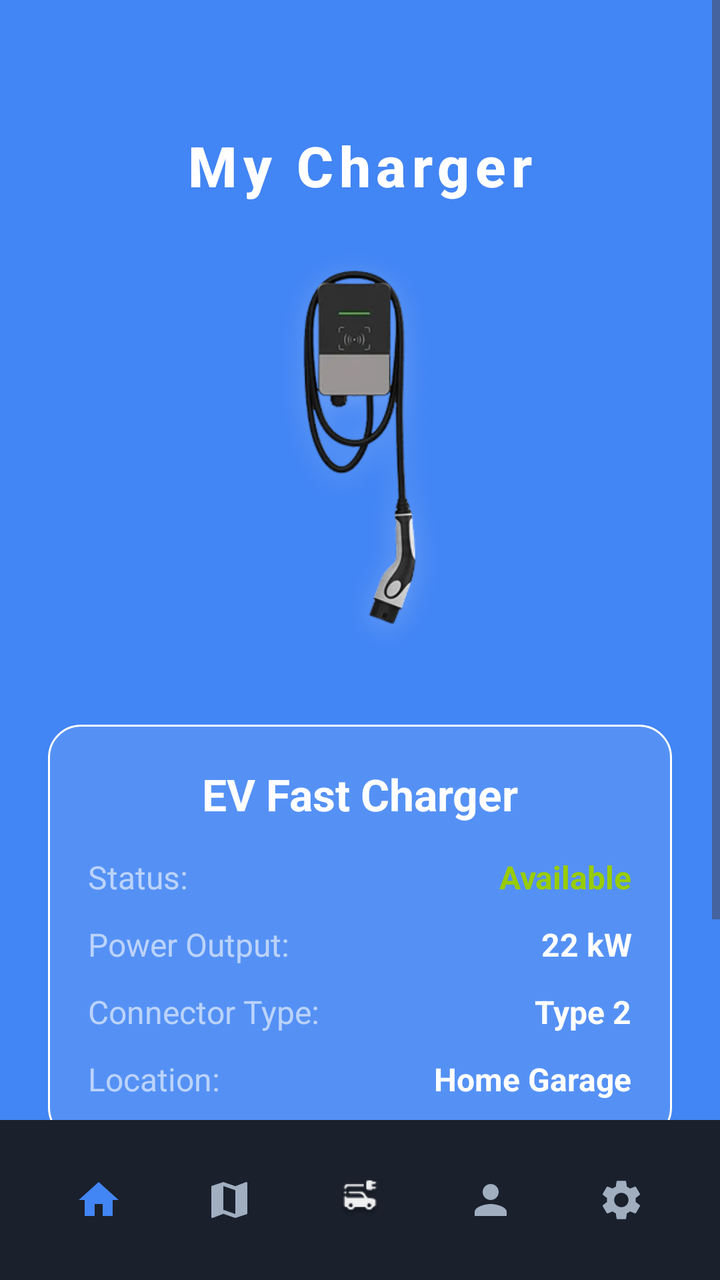
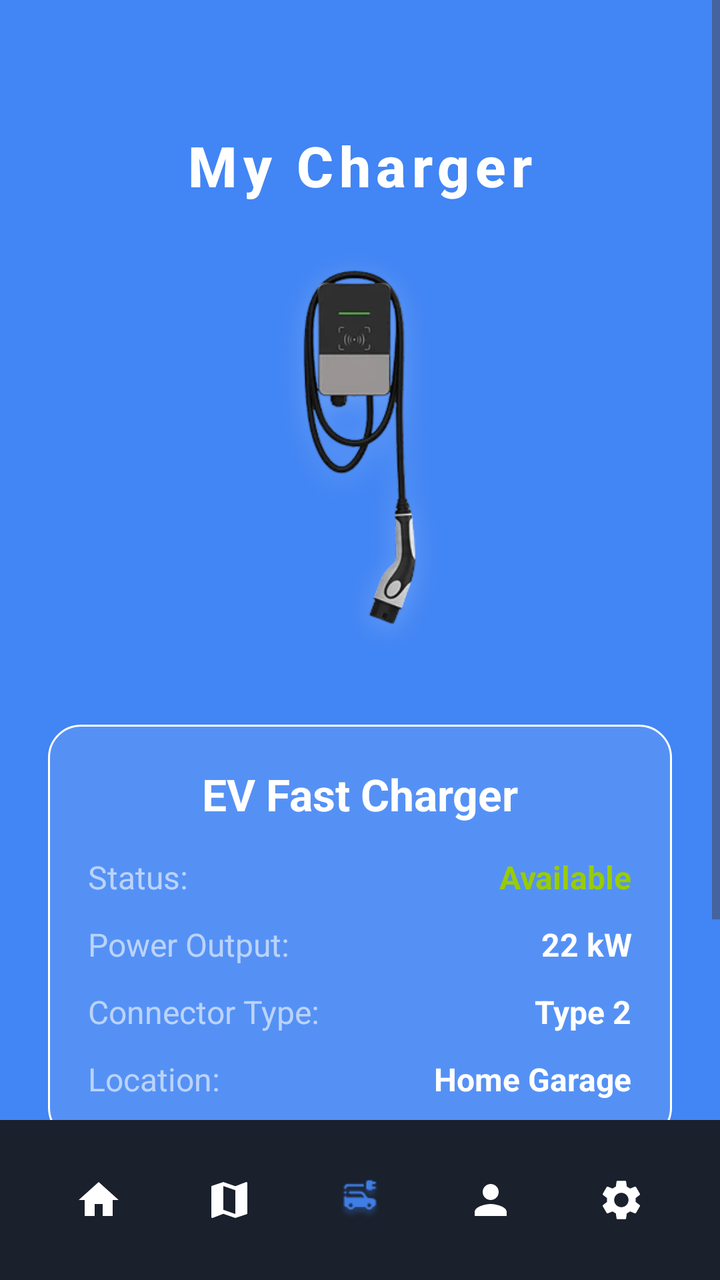

Screens rendered from an Android XML layout before and after an edit, with the pre-edit source and the edit as a unified diff.
<!-- AndroidManifest.xml: activity theme Theme.Gridly.NoActionBar -->
<!-- res/layout/activity_my_charger.xml -->
<?xml version="1.0" encoding="utf-8"?>
<androidx.constraintlayout.widget.ConstraintLayout xmlns:android="http://schemas.android.com/apk/res/android"
    xmlns:app="http://schemas.android.com/apk/res-auto"
    xmlns:tools="http://schemas.android.com/tools"
    android:layout_width="match_parent"
    android:layout_height="match_parent"
    android:background="@color/splash_background"
    tools:context=".MyChargerActivity">

    <ScrollView
        android:id="@+id/content_scroll"
        android:layout_width="match_parent"
        android:layout_height="0dp"
        android:fillViewport="true"
        app:layout_constraintTop_toTopOf="parent"
        app:layout_constraintBottom_toTopOf="@id/bottom_navigation"
        app:layout_constraintStart_toStartOf="parent"
        app:layout_constraintEnd_toEndOf="parent">

        <androidx.constraintlayout.widget.ConstraintLayout
            android:id="@+id/my_charger_main"
            android:layout_width="match_parent"
            android:layout_height="wrap_content"
            android:padding="24dp">

        
        <TextView
            android:id="@+id/page_title"
            android:layout_width="wrap_content"
            android:layout_height="wrap_content"
            android:layout_marginTop="40dp"
            android:text="My Charger"
            android:textColor="@android:color/white"
            android:textSize="28sp"
            android:textStyle="bold"
            android:fontFamily="sans-serif-medium"
            android:letterSpacing="0.1"
            app:layout_constraintEnd_toEndOf="parent"
            app:layout_constraintStart_toStartOf="parent"
            app:layout_constraintTop_toTopOf="parent" />

        

            

            <ImageView
                android:id="@+id/charger_image"
                android:layout_width="190dp"
                android:layout_height="209dp"
                android:layout_marginTop="20dp"
                android:contentDescription="My Charger"
                android:scaleType="centerCrop"
                android:src="@drawable/my_charger"
                app:layout_constraintEnd_toEndOf="parent"
                app:layout_constraintHorizontal_bias="0.497"
                app:layout_constraintStart_toStartOf="parent"
                app:layout_constraintTop_toBottomOf="@id/page_title" />

            <LinearLayout
            android:id="@+id/charger_details_card"
            android:layout_width="0dp"
            android:layout_height="wrap_content"
            android:layout_marginTop="32dp"
            android:background="@drawable/rounded_card_background"
            android:orientation="vertical"
            android:padding="20dp"
            app:layout_constraintEnd_toEndOf="parent"
            app:layout_constraintStart_toStartOf="parent"
            app:layout_constraintTop_toBottomOf="@id/charger_image">

            
            <TextView
                android:id="@+id/charger_name"
                android:layout_width="match_parent"
                android:layout_height="wrap_content"
                android:text="EV Fast Charger"
                android:textColor="@android:color/white"
                android:textSize="22sp"
                android:textStyle="bold"
                android:gravity="center"
                android:layout_marginBottom="16dp" />

            
            <LinearLayout
                android:layout_width="match_parent"
                android:layout_height="wrap_content"
                android:orientation="horizontal"
                android:layout_marginBottom="12dp">

                <TextView
                    android:layout_width="0dp"
                    android:layout_height="wrap_content"
                    android:layout_weight="1"
                    android:text="Status:"
                    android:textColor="@color/white_alpha_60"
                    android:textSize="16sp" />

                <TextView
                    android:id="@+id/charger_status"
                    android:layout_width="wrap_content"
                    android:layout_height="wrap_content"
                    android:text="Available"
                    android:textColor="@android:color/holo_green_light"
                    android:textSize="16sp"
                    android:textStyle="bold" />

            </LinearLayout>

            
            <LinearLayout
                android:layout_width="match_parent"
                android:layout_height="wrap_content"
                android:orientation="horizontal"
                android:layout_marginBottom="12dp">

                <TextView
                    android:layout_width="0dp"
                    android:layout_height="wrap_content"
                    android:layout_weight="1"
                    android:text="Power Output:"
                    android:textColor="@color/white_alpha_60"
                    android:textSize="16sp" />

                <TextView
                    android:id="@+id/charger_power"
                    android:layout_width="wrap_content"
                    android:layout_height="wrap_content"
                    android:text="22 kW"
                    android:textColor="@android:color/white"
                    android:textSize="16sp"
                    android:textStyle="bold" />

            </LinearLayout>

            
            <LinearLayout
                android:layout_width="match_parent"
                android:layout_height="wrap_content"
                android:orientation="horizontal"
                android:layout_marginBottom="12dp">

                <TextView
                    android:layout_width="0dp"
                    android:layout_height="wrap_content"
                    android:layout_weight="1"
                    android:text="Connector Type:"
                    android:textColor="@color/white_alpha_60"
                    android:textSize="16sp" />

                <TextView
                    android:id="@+id/charger_connector"
                    android:layout_width="wrap_content"
                    android:layout_height="wrap_content"
                    android:text="Type 2"
                    android:textColor="@android:color/white"
                    android:textSize="16sp"
                    android:textStyle="bold" />

            </LinearLayout>

            
            <LinearLayout
                android:layout_width="match_parent"
                android:layout_height="wrap_content"
                android:orientation="horizontal">

                <TextView
                    android:layout_width="0dp"
                    android:layout_height="wrap_content"
                    android:layout_weight="1"
                    android:text="Location:"
                    android:textColor="@color/white_alpha_60"
                    android:textSize="16sp" />

                <TextView
                    android:id="@+id/charger_location"
                    android:layout_width="wrap_content"
                    android:layout_height="wrap_content"
                    android:text="Home Garage"
                    android:textColor="@android:color/white"
                    android:textSize="16sp"
                    android:textStyle="bold" />

            </LinearLayout>

        </LinearLayout>

        
        <LinearLayout
            android:id="@+id/action_buttons_layout"
            android:layout_width="0dp"
            android:layout_height="wrap_content"
            android:layout_marginTop="32dp"
            android:orientation="horizontal"
            android:weightSum="2"
            app:layout_constraintEnd_toEndOf="parent"
            app:layout_constraintStart_toStartOf="parent"
            app:layout_constraintTop_toBottomOf="@id/charger_details_card">

            
            <com.google.android.material.button.MaterialButton
                android:id="@+id/start_charging_button"
                android:layout_width="0dp"
                android:layout_height="56dp"
                android:layout_weight="1"
                android:layout_marginEnd="8dp"
                android:text="Start Charging"
                android:textColor="@color/splash_background"
                android:textSize="16sp"
                android:textStyle="bold"
                android:backgroundTint="@android:color/white"
                app:cornerRadius="28dp"
                app:strokeWidth="0dp" />

            
            <com.google.android.material.button.MaterialButton
                android:id="@+id/settings_button"
                android:layout_width="0dp"
                android:layout_height="56dp"
                android:layout_weight="1"
                android:layout_marginStart="8dp"
                android:text="Settings"
                android:textColor="@android:color/white"
                android:textSize="16sp"
                android:textStyle="bold"
                android:backgroundTint="@android:color/transparent"
                app:cornerRadius="28dp"
                app:strokeWidth="2dp"
                app:strokeColor="@android:color/white" />

        </LinearLayout>

        </androidx.constraintlayout.widget.ConstraintLayout>

    </ScrollView>

    
    <androidx.constraintlayout.widget.ConstraintLayout
        android:id="@+id/bottom_navigation"
        android:layout_width="0dp"
        android:layout_height="80dp"
        android:background="@color/nav_background"
        android:paddingTop="12dp"
        android:paddingBottom="12dp"
        app:layout_constraintBottom_toBottomOf="parent"
        app:layout_constraintEnd_toEndOf="parent"
        app:layout_constraintStart_toStartOf="parent">

            
            <ImageView
                android:id="@+id/nav_home"
                android:layout_width="32dp"
                android:layout_height="32dp"
                android:src="@drawable/ic_home_filled"
                android:contentDescription="Home"
                android:background="?attr/selectableItemBackgroundBorderless"
                android:padding="4dp"
                app:layout_constraintBottom_toBottomOf="parent"
                app:layout_constraintEnd_toStartOf="@id/nav_map"
                app:layout_constraintHorizontal_chainStyle="spread"
                app:layout_constraintStart_toStartOf="parent"
                app:layout_constraintTop_toTopOf="parent" />

           
            <ImageView
                android:id="@+id/nav_history"
                android:layout_width="32dp"
                android:layout_height="32dp"
                android:src="@drawable/ic_my_charger"
                android:contentDescription="History"
                android:background="?attr/selectableItemBackgroundBorderless"
                android:padding="4dp"
                app:layout_constraintBottom_toBottomOf="parent"
                app:layout_constraintEnd_toStartOf="@id/nav_profile"
                app:layout_constraintStart_toEndOf="@id/nav_map"
                app:layout_constraintTop_toTopOf="parent" />

            
            <ImageView
                android:id="@+id/nav_map"
                android:layout_width="32dp"
                android:layout_height="32dp"
                android:src="@drawable/ic_map"
                android:contentDescription="Map"
                android:background="?attr/selectableItemBackgroundBorderless"
                android:padding="4dp"
                app:layout_constraintBottom_toBottomOf="parent"
                app:layout_constraintEnd_toStartOf="@id/nav_history"
                app:layout_constraintStart_toEndOf="@id/nav_home"
                app:layout_constraintTop_toTopOf="parent" />

            
            <ImageView
                android:id="@+id/nav_profile"
                android:layout_width="32dp"
                android:layout_height="32dp"
                android:src="@drawable/ic_profile"
                android:contentDescription="Profile"
                android:background="?attr/selectableItemBackgroundBorderless"
                android:padding="4dp"
                app:layout_constraintBottom_toBottomOf="parent"
                app:layout_constraintEnd_toStartOf="@id/nav_settings"
                app:layout_constraintStart_toEndOf="@id/nav_history"
                app:layout_constraintTop_toTopOf="parent" />

            
            <ImageView
                android:id="@+id/nav_settings"
                android:layout_width="32dp"
                android:layout_height="32dp"
                android:src="@drawable/ic_settings"
                android:contentDescription="Settings"
                android:background="?attr/selectableItemBackgroundBorderless"
                android:padding="4dp"
                app:layout_constraintBottom_toBottomOf="parent"
                app:layout_constraintEnd_toEndOf="parent"
                app:layout_constraintStart_toEndOf="@id/nav_profile"
                app:layout_constraintTop_toTopOf="parent" />

        </androidx.constraintlayout.widget.ConstraintLayout>

</androidx.constraintlayout.widget.ConstraintLayout>
<!-- resources referenced by this layout -->
<resources>
  <color name="nav_background">#1A202C</color>
  <color name="splash_background">#4285F4</color>
  <color name="white_alpha_60">#99FFFFFF</color>
  <!-- drawable ic_home_filled (drawable) -->
  <vector xmlns:android="http://schemas.android.com/apk/res/android"
      android:width="24dp"
      android:height="24dp"
      android:viewportWidth="24"
      android:viewportHeight="24"
      android:tint="@color/primary_blue">
    <path
        android:fillColor="@color/primary_blue"
        android:pathData="M10,20v-6h4v6h5v-8h3L12,3 2,12h3v8z"/>
  </vector>
  <!-- drawable ic_map (drawable) -->
  <vector xmlns:android="http://schemas.android.com/apk/res/android"
      android:width="24dp"
      android:height="24dp"
      android:viewportWidth="24"
      android:viewportHeight="24"
      android:tint="@color/text_secondary">
    <path
        android:fillColor="@color/text_secondary"
        android:pathData="M20.5,3l-0.16,0.03L15,5.1 9,3 3.36,4.9c-0.21,0.07 -0.36,0.25 -0.36,0.48V20.5c0,0.28 0.22,0.5 0.5,0.5l0.16,-0.03L9,18.9l6,2.1 5.64,-1.9c0.21,-0.07 0.36,-0.25 0.36,-0.48V3.5c0,-0.28 -0.22,-0.5 -0.5,-0.5zM15,19l-6,-2.11V5l6,2.11V19z"/>
  </vector>
  <!-- drawable ic_profile (drawable) -->
  <vector xmlns:android="http://schemas.android.com/apk/res/android"
      android:width="24dp"
      android:height="24dp"
      android:viewportWidth="24"
      android:viewportHeight="24"
      android:tint="@color/text_secondary">
    <path
        android:fillColor="@color/text_secondary"
        android:pathData="M12,12c2.21,0 4,-1.79 4,-4s-1.79,-4 -4,-4 -4,1.79 -4,4 1.79,4 4,4zM12,14c-2.67,0 -8,1.34 -8,4v2h16v-2c0,-2.66 -5.33,-4 -8,-4z"/>
  </vector>
  <!-- drawable ic_settings (drawable) -->
  <vector xmlns:android="http://schemas.android.com/apk/res/android"
      android:width="24dp"
      android:height="24dp"
      android:viewportWidth="24"
      android:viewportHeight="24"
      android:tint="@color/text_secondary">
    <path
        android:fillColor="@color/text_secondary"
        android:pathData="M19.14,12.94c0.04,-0.3 0.06,-0.61 0.06,-0.94c0,-0.32 -0.02,-0.64 -0.07,-0.94l2.03,-1.58c0.18,-0.14 0.23,-0.41 0.12,-0.61l-1.92,-3.32c-0.12,-0.22 -0.37,-0.29 -0.59,-0.22l-2.39,0.96c-0.5,-0.38 -1.03,-0.7 -1.62,-0.94L14.4,2.81c-0.04,-0.24 -0.24,-0.41 -0.48,-0.41h-3.84c-0.24,0 -0.43,0.17 -0.47,0.41L9.25,5.35C8.66,5.59 8.12,5.92 7.63,6.29L5.24,5.33c-0.22,-0.08 -0.47,0 -0.59,0.22L2.74,8.87C2.62,9.08 2.66,9.34 2.86,9.48l2.03,1.58C4.84,11.36 4.8,11.69 4.8,12s0.02,0.64 0.07,0.94l-2.03,1.58c-0.18,0.14 -0.23,0.41 -0.12,0.61l1.92,3.32c0.12,0.22 0.37,0.29 0.59,0.22l2.39,-0.96c0.5,0.38 1.03,0.7 1.62,0.94l0.36,2.54c0.05,0.24 0.24,0.41 0.48,0.41h3.84c0.24,0 0.44,-0.17 0.47,-0.41l0.36,-2.54c0.59,-0.24 1.13,-0.56 1.62,-0.94l2.39,0.96c0.22,0.08 0.47,0 0.59,-0.22l1.92,-3.32c0.12,-0.22 0.07,-0.47 -0.12,-0.61L19.14,12.94zM12,15.6c-1.98,0 -3.6,-1.62 -3.6,-3.6s1.62,-3.6 3.6,-3.6s3.6,1.62 3.6,3.6S13.98,15.6 12,15.6z"/>
  </vector>
  <color name="primary_blue">#4285F4</color>
  <color name="text_secondary">#A0AEC0</color>
  <style name="Base.Theme.Gridly" parent="Theme.Material3.DayNight.NoActionBar">
          
          
      </style>
  <!-- unchanged entries left out for length: 4 -->
</resources>

<!-- the commit's change to res/layout/activity_my_charger.xml (unified diff, before → after) -->
@@ -263,13 +263,14 @@
 
            
             <ImageView
-                android:id="@+id/nav_history"
+                android:id="@+id/nav_charger"
                 android:layout_width="32dp"
                 android:layout_height="32dp"
                 android:src="@drawable/ic_my_charger"
-                android:contentDescription="History"
-                android:background="?attr/selectableItemBackgroundBorderless"
-                android:padding="4dp"
+                android:contentDescription="Charger"
+                android:background="?attr/selectableItemBackgroundBorderless"
+                android:padding="4dp"
+                android:tint="@color/primary_blue"
                 app:layout_constraintBottom_toBottomOf="parent"
                 app:layout_constraintEnd_toStartOf="@id/nav_profile"
                 app:layout_constraintStart_toEndOf="@id/nav_map"
@@ -285,7 +286,7 @@
                 android:background="?attr/selectableItemBackgroundBorderless"
                 android:padding="4dp"
                 app:layout_constraintBottom_toBottomOf="parent"
-                app:layout_constraintEnd_toStartOf="@id/nav_history"
+                app:layout_constraintEnd_toStartOf="@id/nav_charger"
                 app:layout_constraintStart_toEndOf="@id/nav_home"
                 app:layout_constraintTop_toTopOf="parent" />
 
@@ -300,7 +301,7 @@
                 android:padding="4dp"
                 app:layout_constraintBottom_toBottomOf="parent"
                 app:layout_constraintEnd_toStartOf="@id/nav_settings"
-                app:layout_constraintStart_toEndOf="@id/nav_history"
+                app:layout_constraintStart_toEndOf="@id/nav_charger"
                 app:layout_constraintTop_toTopOf="parent" />
 
             
<!-- resource entries referenced after the edit -->
@@ -8,10 +8,9 @@
       android:width="24dp"
       android:height="24dp"
       android:viewportWidth="24"
-      android:viewportHeight="24"
-      android:tint="@color/primary_blue">
+      android:viewportHeight="24">
     <path
-        android:fillColor="@color/primary_blue"
+        android:fillColor="@android:color/white"
         android:pathData="M10,20v-6h4v6h5v-8h3L12,3 2,12h3v8z"/>
   </vector>
   <!-- drawable ic_map (drawable) -->
@@ -19,10 +18,9 @@
       android:width="24dp"
       android:height="24dp"
       android:viewportWidth="24"
-      android:viewportHeight="24"
-      android:tint="@color/text_secondary">
+      android:viewportHeight="24">
     <path
-        android:fillColor="@color/text_secondary"
+        android:fillColor="@android:color/white"
         android:pathData="M20.5,3l-0.16,0.03L15,5.1 9,3 3.36,4.9c-0.21,0.07 -0.36,0.25 -0.36,0.48V20.5c0,0.28 0.22,0.5 0.5,0.5l0.16,-0.03L9,18.9l6,2.1 5.64,-1.9c0.21,-0.07 0.36,-0.25 0.36,-0.48V3.5c0,-0.28 -0.22,-0.5 -0.5,-0.5zM15,19l-6,-2.11V5l6,2.11V19z"/>
   </vector>
   <!-- drawable ic_profile (drawable) -->
@@ -30,10 +28,9 @@
       android:width="24dp"
       android:height="24dp"
       android:viewportWidth="24"
-      android:viewportHeight="24"
-      android:tint="@color/text_secondary">
+      android:viewportHeight="24">
     <path
-        android:fillColor="@color/text_secondary"
+        android:fillColor="@android:color/white"
         android:pathData="M12,12c2.21,0 4,-1.79 4,-4s-1.79,-4 -4,-4 -4,1.79 -4,4 1.79,4 4,4zM12,14c-2.67,0 -8,1.34 -8,4v2h16v-2c0,-2.66 -5.33,-4 -8,-4z"/>
   </vector>
   <!-- drawable ic_settings (drawable) -->
@@ -41,17 +38,32 @@
       android:width="24dp"
       android:height="24dp"
       android:viewportWidth="24"
-      android:viewportHeight="24"
-      android:tint="@color/text_secondary">
+      android:viewportHeight="24">
     <path
-        android:fillColor="@color/text_secondary"
+        android:fillColor="@android:color/white"
         android:pathData="M19.14,12.94c0.04,-0.3 0.06,-0.61 0.06,-0.94c0,-0.32 -0.02,-0.64 -0.07,-0.94l2.03,-1.58c0.18,-0.14 0.23,-0.41 0.12,-0.61l-1.92,-3.32c-0.12,-0.22 -0.37,-0.29 -0.59,-0.22l-2.39,0.96c-0.5,-0.38 -1.03,-0.7 -1.62,-0.94L14.4,2.81c-0.04,-0.24 -0.24,-0.41 -0.48,-0.41h-3.84c-0.24,0 -0.43,0.17 -0.47,0.41L9.25,5.35C8.66,5.59 8.12,5.92 7.63,6.29L5.24,5.33c-0.22,-0.08 -0.47,0 -0.59,0.22L2.74,8.87C2.62,9.08 2.66,9.34 2.86,9.48l2.03,1.58C4.84,11.36 4.8,11.69 4.8,12s0.02,0.64 0.07,0.94l-2.03,1.58c-0.18,0.14 -0.23,0.41 -0.12,0.61l1.92,3.32c0.12,0.22 0.37,0.29 0.59,0.22l2.39,-0.96c0.5,0.38 1.03,0.7 1.62,0.94l0.36,2.54c0.05,0.24 0.24,0.41 0.48,0.41h3.84c0.24,0 0.44,-0.17 0.47,-0.41l0.36,-2.54c0.59,-0.24 1.13,-0.56 1.62,-0.94l2.39,0.96c0.22,0.08 0.47,0 0.59,-0.22l1.92,-3.32c0.12,-0.22 0.07,-0.47 -0.12,-0.61L19.14,12.94zM12,15.6c-1.98,0 -3.6,-1.62 -3.6,-3.6s1.62,-3.6 3.6,-3.6s3.6,1.62 3.6,3.6S13.98,15.6 12,15.6z"/>
   </vector>
   <color name="primary_blue">#4285F4</color>
-  <color name="text_secondary">#A0AEC0</color>
   <style name="Base.Theme.Gridly" parent="Theme.Material3.DayNight.NoActionBar">
           
           
+          
+          
+          <item name="android:windowAnimationStyle">@style/NoAnimation</item>
+          <item name="android:windowEnterAnimation">@null</item>
+          <item name="android:windowExitAnimation">@null</item>
+          <item name="android:activityOpenEnterAnimation">@null</item>
+          <item name="android:activityOpenExitAnimation">@null</item>
+          <item name="android:activityCloseEnterAnimation">@null</item>
+          <item name="android:activityCloseExitAnimation">@null</item>
+      </style>
+  <style name="NoAnimation" parent="@android:style/Animation.Activity">
+          <item name="android:activityOpenEnterAnimation">@null</item>
+          <item name="android:activityOpenExitAnimation">@null</item>
+          <item name="android:activityCloseEnterAnimation">@null</item>
+          <item name="android:activityCloseExitAnimation">@null</item>
+          <item name="android:windowEnterAnimation">@null</item>
+          <item name="android:windowExitAnimation">@null</item>
       </style>
   <!-- unchanged entries left out for length: 4 -->
 </resources>
